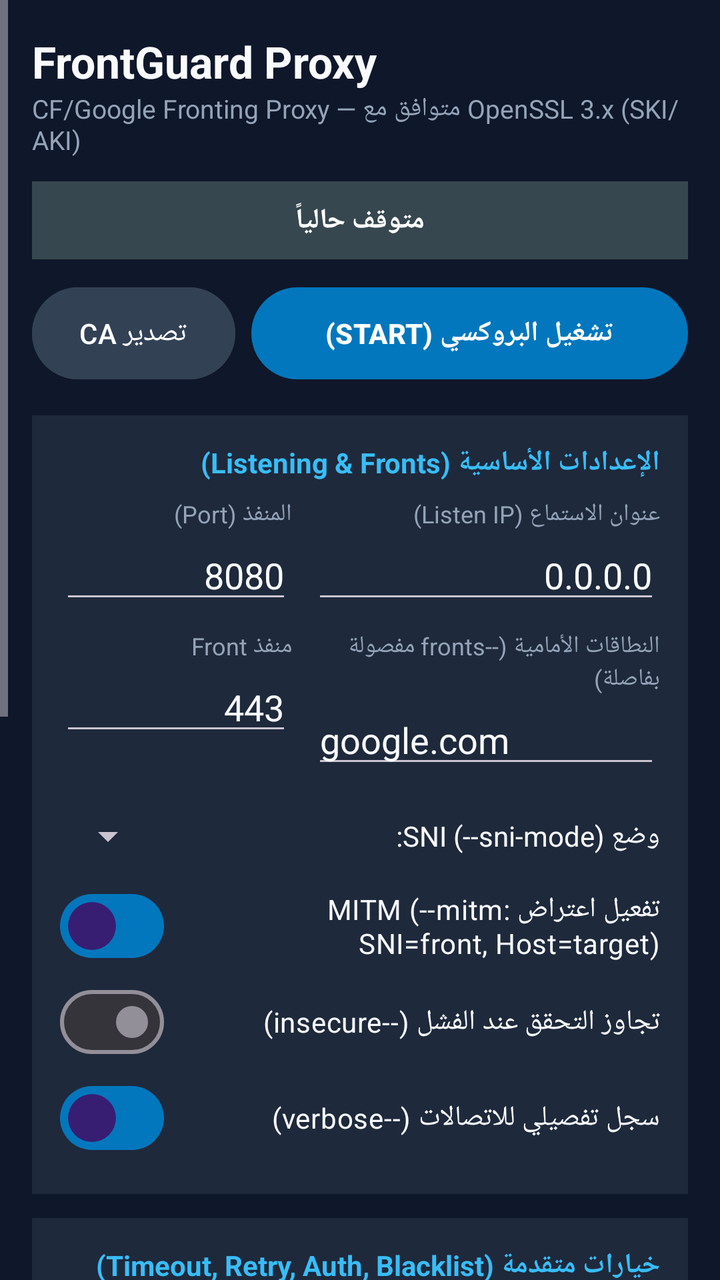
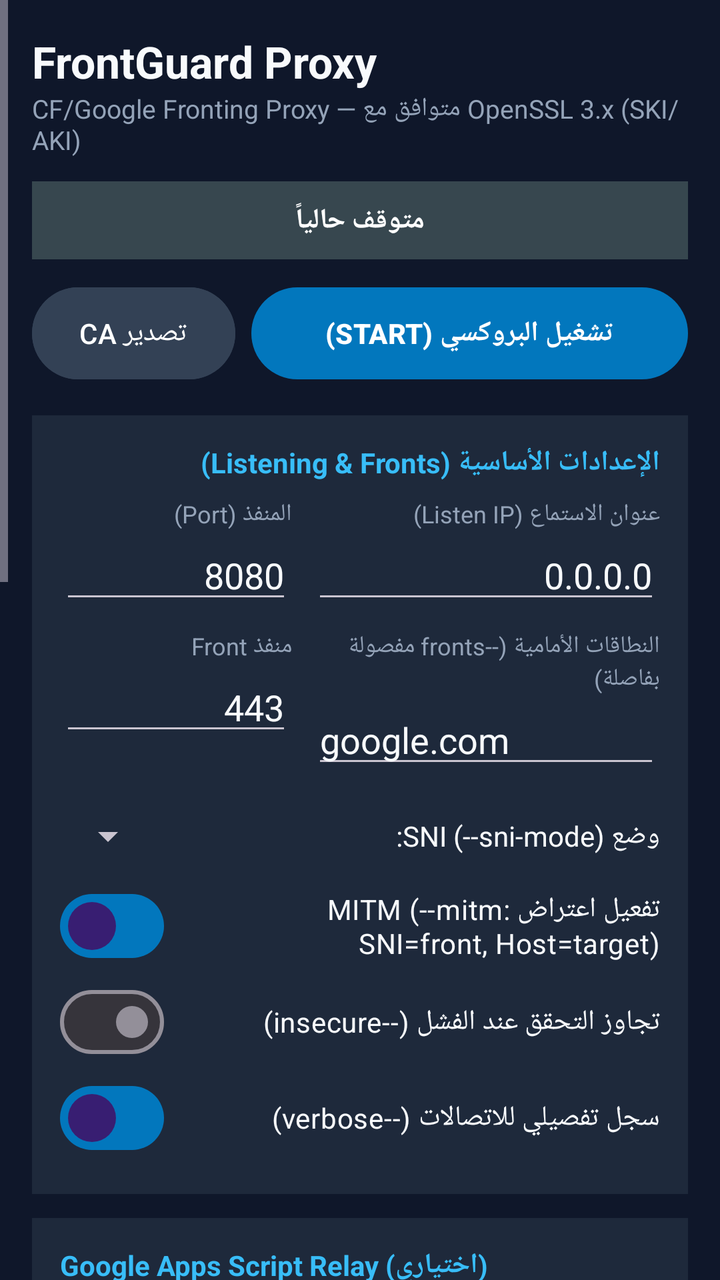

Screens rendered from an Android XML layout before and after an edit, with the pre-edit source and the edit as a unified diff.
<!-- AndroidManifest.xml: application theme Theme.FrontGuard -->
<!-- res/layout/activity_main.xml -->
<?xml version="1.0" encoding="utf-8"?>
<ScrollView xmlns:android="http://schemas.android.com/apk/res/android"
    android:layout_width="match_parent"
    android:layout_height="match_parent"
    android:background="@color/bg_main"
    android:fillViewport="true"
    android:layoutDirection="rtl">

    <LinearLayout
        android:layout_width="match_parent"
        android:layout_height="wrap_content"
        android:orientation="vertical"
        android:padding="16dp">

        
        <TextView
            android:layout_width="match_parent"
            android:layout_height="wrap_content"
            android:text="FrontGuard Proxy"
            android:textColor="@color/text_primary"
            android:textSize="22sp"
            android:textStyle="bold" />

        <TextView
            android:layout_width="match_parent"
            android:layout_height="wrap_content"
            android:layout_marginBottom="12dp"
            android:text="CF/Google Fronting Proxy — متوافق مع OpenSSL 3.x (SKI/AKI)"
            android:textColor="@color/text_secondary"
            android:textSize="13sp" />

        
        <TextView
            android:id="@+id/tvStatusBadge"
            android:layout_width="match_parent"
            android:layout_height="wrap_content"
            android:background="#37474F"
            android:gravity="center"
            android:padding="10dp"
            android:text="متوقف حالياً"
            android:textColor="#FFFFFF"
            android:textStyle="bold" />

        
        <LinearLayout
            android:layout_width="match_parent"
            android:layout_height="wrap_content"
            android:layout_marginTop="10dp"
            android:orientation="horizontal">

            <Button
                android:id="@+id/btnToggleProxy"
                android:layout_width="0dp"
                android:layout_height="54dp"
                android:layout_weight="1"
                android:text="تشغيل البروكسي (START)"
                android:textColor="#FFFFFF"
                android:textStyle="bold" />

            <Button
                android:id="@+id/btnExportCa"
                android:layout_width="wrap_content"
                android:layout_height="54dp"
                android:layout_marginStart="8dp"
                android:backgroundTint="#334155"
                android:text="تصدير CA"
                android:textColor="#FFFFFF" />
        </LinearLayout>

        
        <LinearLayout
            android:layout_width="match_parent"
            android:layout_height="wrap_content"
            android:layout_marginTop="14dp"
            android:background="@color/bg_card"
            android:orientation="vertical"
            android:padding="14dp">

            <TextView
                android:layout_width="match_parent"
                android:layout_height="wrap_content"
                android:text="الإعدادات الأساسية (Listening &amp; Fronts)"
                android:textColor="#38BDF8"
                android:textStyle="bold" />

            <LinearLayout
                android:layout_width="match_parent"
                android:layout_height="wrap_content"
                android:layout_marginTop="8dp"
                android:orientation="horizontal">

                <LinearLayout
                    android:layout_width="0dp"
                    android:layout_height="wrap_content"
                    android:layout_weight="1.5"
                    android:orientation="vertical">

                    <TextView
                        android:layout_width="wrap_content"
                        android:layout_height="wrap_content"
                        android:text="عنوان الاستماع (Listen IP)"
                        android:textColor="@color/text_secondary"
                        android:textSize="12sp" />

                    <EditText
                        android:id="@+id/etListenHost"
                        android:layout_width="match_parent"
                        android:layout_height="wrap_content"
                        android:hint="0.0.0.0"
                        android:inputType="text"
                        android:text="0.0.0.0"
                        android:textColor="@color/text_primary" />
                </LinearLayout>

                <LinearLayout
                    android:layout_width="0dp"
                    android:layout_height="wrap_content"
                    android:layout_marginStart="10dp"
                    android:layout_weight="1"
                    android:orientation="vertical">

                    <TextView
                        android:layout_width="wrap_content"
                        android:layout_height="wrap_content"
                        android:text="المنفذ (Port)"
                        android:textColor="@color/text_secondary"
                        android:textSize="12sp" />

                    <EditText
                        android:id="@+id/etListenPort"
                        android:layout_width="match_parent"
                        android:layout_height="wrap_content"
                        android:hint="8080"
                        android:inputType="number"
                        android:text="8080"
                        android:textColor="@color/text_primary" />
                </LinearLayout>
            </LinearLayout>

            <LinearLayout
                android:layout_width="match_parent"
                android:layout_height="wrap_content"
                android:layout_marginTop="8dp"
                android:orientation="horizontal">

                <LinearLayout
                    android:layout_width="0dp"
                    android:layout_height="wrap_content"
                    android:layout_weight="1.5"
                    android:orientation="vertical">

                    <TextView
                        android:layout_width="wrap_content"
                        android:layout_height="wrap_content"
                        android:text="النطاقات الأمامية (--fronts مفصولة بفاصلة)"
                        android:textColor="@color/text_secondary"
                        android:textSize="12sp" />

                    <EditText
                        android:id="@+id/etFronts"
                        android:layout_width="match_parent"
                        android:layout_height="wrap_content"
                        android:hint="google.com"
                        android:inputType="textUri"
                        android:text="google.com"
                        android:textColor="@color/text_primary" />
                </LinearLayout>

                <LinearLayout
                    android:layout_width="0dp"
                    android:layout_height="wrap_content"
                    android:layout_marginStart="10dp"
                    android:layout_weight="1"
                    android:orientation="vertical">

                    <TextView
                        android:layout_width="wrap_content"
                        android:layout_height="wrap_content"
                        android:text="منفذ Front"
                        android:textColor="@color/text_secondary"
                        android:textSize="12sp" />

                    <EditText
                        android:id="@+id/etFrontPort"
                        android:layout_width="match_parent"
                        android:layout_height="wrap_content"
                        android:hint="443"
                        android:inputType="number"
                        android:text="443"
                        android:textColor="@color/text_primary" />
                </LinearLayout>
            </LinearLayout>

            <LinearLayout
                android:layout_width="match_parent"
                android:layout_height="wrap_content"
                android:layout_marginTop="8dp"
                android:gravity="center_vertical"
                android:orientation="horizontal">

                <TextView
                    android:layout_width="0dp"
                    android:layout_height="wrap_content"
                    android:layout_weight="1"
                    android:text="وضع SNI (--sni-mode):"
                    android:textColor="@color/text_primary" />

                <Spinner
                    android:id="@+id/spinnerSniMode"
                    android:layout_width="150dp"
                    android:layout_height="42dp" />
            </LinearLayout>

            <com.google.android.material.materialswitch.MaterialSwitch
                android:id="@+id/switchMitm"
                android:layout_width="match_parent"
                android:layout_height="wrap_content"
                android:checked="true"
                android:text="تفعيل اعتراض MITM (--mitm: SNI=front, Host=target)"
                android:textColor="@color/text_primary" />

            <com.google.android.material.materialswitch.MaterialSwitch
                android:id="@+id/switchInsecure"
                android:layout_width="match_parent"
                android:layout_height="wrap_content"
                android:checked="false"
                android:text="تجاوز التحقق عند الفشل (--insecure)"
                android:textColor="@color/text_primary" />

            <com.google.android.material.materialswitch.MaterialSwitch
                android:id="@+id/switchVerbose"
                android:layout_width="match_parent"
                android:layout_height="wrap_content"
                android:checked="true"
                android:text="سجل تفصيلي للاتصالات (--verbose)"
                android:textColor="@color/text_primary" />
        </LinearLayout>

        
        <LinearLayout
            android:layout_width="match_parent"
            android:layout_height="wrap_content"
            android:layout_marginTop="12dp"
            android:background="@color/bg_card"
            android:orientation="vertical"
            android:padding="14dp">

            <TextView
                android:layout_width="match_parent"
                android:layout_height="wrap_content"
                android:text="خيارات متقدمة (Timeout, Retry, Auth, Blacklist)"
                android:textColor="#38BDF8"
                android:textStyle="bold" />

            <LinearLayout
                android:layout_width="match_parent"
                android:layout_height="wrap_content"
                android:layout_marginTop="8dp"
                android:orientation="horizontal">

                <LinearLayout
                    android:layout_width="0dp"
                    android:layout_height="wrap_content"
                    android:layout_weight="1"
                    android:orientation="vertical">

                    <TextView
                        android:layout_width="wrap_content"
                        android:layout_height="wrap_content"
                        android:text="المهلة بالثواني (--timeout)"
                        android:textColor="@color/text_secondary"
                        android:textSize="12sp" />

                    <EditText
                        android:id="@+id/etTimeout"
                        android:layout_width="match_parent"
                        android:layout_height="wrap_content"
                        android:inputType="number"
                        android:text="20"
                        android:textColor="@color/text_primary" />
                </LinearLayout>

                <LinearLayout
                    android:layout_width="0dp"
                    android:layout_height="wrap_content"
                    android:layout_marginStart="10dp"
                    android:layout_weight="1"
                    android:orientation="vertical">

                    <TextView
                        android:layout_width="wrap_content"
                        android:layout_height="wrap_content"
                        android:text="عدد المحاولات (--retry)"
                        android:textColor="@color/text_secondary"
                        android:textSize="12sp" />

                    <EditText
                        android:id="@+id/etRetry"
                        android:layout_width="match_parent"
                        android:layout_height="wrap_content"
                        android:inputType="number"
                        android:text="2"
                        android:textColor="@color/text_primary" />
                </LinearLayout>
            </LinearLayout>

            <EditText
                android:id="@+id/etAuth"
                android:layout_width="match_parent"
                android:layout_height="wrap_content"
                android:hint="مصادقة البروكسي (--auth اختياري)"
                android:inputType="text"
                android:textColor="@color/text_primary"
                android:textColorHint="@color/text_secondary" />

            <EditText
                android:id="@+id/etBlacklist"
                android:layout_width="match_parent"
                android:layout_height="wrap_content"
                android:hint="القائمة السوداء (--blacklist نطاقات مفصولة بفاصلة)"
                android:inputType="text"
                android:textColor="@color/text_primary"
                android:textColorHint="@color/text_secondary" />

            <EditText
                android:id="@+id/etUserAgent"
                android:layout_width="match_parent"
                android:layout_height="wrap_content"
                android:hint="تخصيص User-Agent (--user-agent اختياري)"
                android:inputType="text"
                android:textColor="@color/text_primary"
                android:textColorHint="@color/text_secondary" />
        </LinearLayout>

        
        <LinearLayout
            android:layout_width="match_parent"
            android:layout_height="wrap_content"
            android:layout_marginTop="12dp"
            android:background="@color/bg_card"
            android:orientation="vertical"
            android:padding="12dp">

            <LinearLayout
                android:layout_width="match_parent"
                android:layout_height="wrap_content"
                android:gravity="center_vertical"
                android:orientation="horizontal">

                <TextView
                    android:layout_width="0dp"
                    android:layout_height="wrap_content"
                    android:layout_weight="1"
                    android:text="سجل العمليات المباشر (Live Logs)"
                    android:textColor="#38BDF8"
                    android:textStyle="bold" />

                <Button
                    android:id="@+id/btnCopyLogs"
                    style="?attr/borderlessButtonStyle"
                    android:layout_width="wrap_content"
                    android:layout_height="38dp"
                    android:text="نسخ"
                    android:textColor="@color/text_primary" />

                <Button
                    android:id="@+id/btnClearLogs"
                    style="?attr/borderlessButtonStyle"
                    android:layout_width="wrap_content"
                    android:layout_height="38dp"
                    android:text="مسح"
                    android:textColor="@color/text_secondary" />
            </LinearLayout>

            <ScrollView
                android:id="@+id/scrollLogs"
                android:layout_width="match_parent"
                android:layout_height="200dp"
                android:layout_marginTop="6dp"
                android:background="#090D16"
                android:padding="8dp">

                <TextView
                    android:id="@+id/tvLogs"
                    android:layout_width="match_parent"
                    android:layout_height="wrap_content"
                    android:fontFamily="monospace"
                    android:textColor="#10B981"
                    android:textDirection="ltr"
                    android:textSize="11sp" />
            </ScrollView>
        </LinearLayout>

    </LinearLayout>
</ScrollView>
<!-- resources referenced by this layout -->
<resources>
  <color name="bg_card">#1E293B</color>
  <color name="bg_main">#0F172A</color>
  <color name="text_primary">#F8FAFC</color>
  <color name="text_secondary">#94A3B8</color>
  <style name="Theme.FrontGuard" parent="Theme.Material3.Dark.NoActionBar">
          <item name="colorPrimary">@color/primary</item>
          <item name="android:statusBarColor">@color/bg_main</item>
          <item name="android:windowBackground">@color/bg_main</item>
      </style>
  <color name="primary">#0277BD</color>
</resources>

<!-- the commit's change to res/layout/activity_main.xml (unified diff, before → after) -->
@@ -248,6 +248,61 @@
             <TextView
                 android:layout_width="match_parent"
                 android:layout_height="wrap_content"
+                android:text="Google Apps Script Relay (اختياري)"
+                android:textColor="#38BDF8"
+                android:textStyle="bold" />
+
+            <com.google.android.material.materialswitch.MaterialSwitch
+                android:id="@+id/switchGoogleRelay"
+                android:layout_width="match_parent"
+                android:layout_height="wrap_content"
+                android:checked="false"
+                android:text="تمرير طلبات المواقع عبر Apps Script"
+                android:textColor="@color/text_primary" />
+
+            <TextView
+                android:layout_width="match_parent"
+                android:layout_height="wrap_content"
+                android:layout_marginTop="2dp"
+                android:text="مستقل عن Fronts. يلزم MITM وشهادة CA لـ HTTPS؛ WebSocket والتطبيقات ذات تثبيت الشهادة قد لا تعمل. حركة التصفح وملفات الارتباط تمر عبر السكربت، وتظل خاضعة لحصص Google وحدود الحجم."
+                android:textColor="@color/text_secondary"
+                android:textSize="12sp" />
+
+            <EditText
+                android:id="@+id/etGoogleRelayUrl"
+                android:layout_width="match_parent"
+                android:layout_height="wrap_content"
+                android:layout_marginTop="6dp"
+                android:hint="رابط نشر Apps Script /exec"
+                android:inputType="textUri"
+                android:singleLine="true"
+                android:text="https://script.google.com/macros/s/AKfycbx9Df5lbZ0Zctj8JTG-uZ7QS_deZwpG1143vB89rgFM0qlv2hJuPE7h3MeomPbRMzAqhQ/exec"
+                android:textColor="@color/text_primary"
+                android:textColorHint="@color/text_secondary" />
+
+            <EditText
+                android:id="@+id/etGoogleRelayAuthKey"
+                android:layout_width="match_parent"
+                android:layout_height="wrap_content"
+                android:hint="AUTH_KEY نفسه الموجود في Code.gs"
+                android:inputType="textPassword"
+                android:singleLine="true"
+                android:textColor="@color/text_primary"
+                android:textColorHint="@color/text_secondary" />
+        </LinearLayout>
+
+        
+        <LinearLayout
+            android:layout_width="match_parent"
+            android:layout_height="wrap_content"
+            android:layout_marginTop="12dp"
+            android:background="@color/bg_card"
+            android:orientation="vertical"
+            android:padding="14dp">
+
+            <TextView
+                android:layout_width="match_parent"
+                android:layout_height="wrap_content"
                 android:text="خيارات متقدمة (Timeout, Retry, Auth, Blacklist)"
                 android:textColor="#38BDF8"
                 android:textStyle="bold" />
